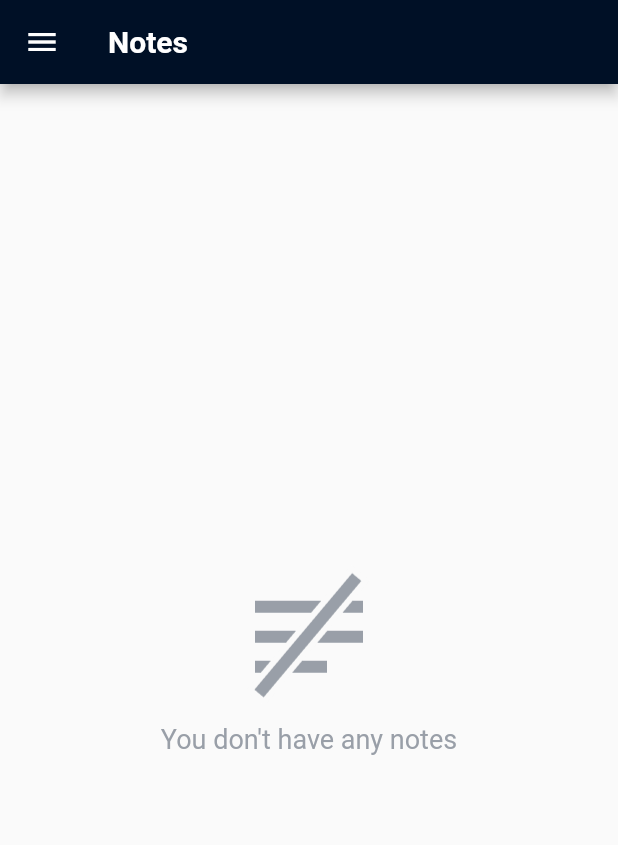
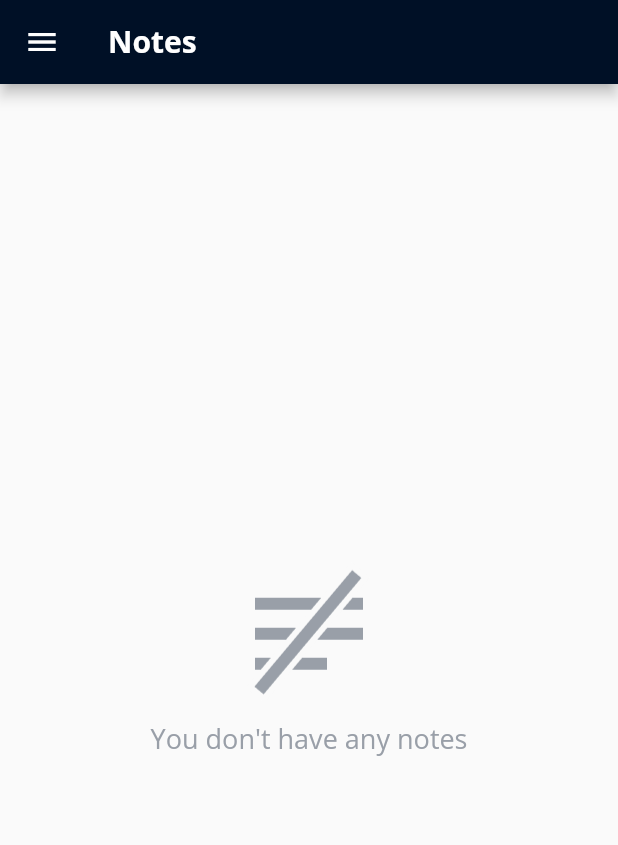
Before and after one commit to hrvojeBencik/notify, a Flutter app: the screen it shows after launch, after a tap on "Notes", on a phone screen of 412 x 824 dp. Shown: the top 845 px of the screen. Run offline on Flutter 3.47's test engine with Material 2 defaults, Android fonts, the phone set to English and light mode, and no system bars; our stand-ins replace flutter_keyboard_visibility, shared_preferences.

Commit message:
Changed font, redesigned HomeScreen

```diff
--- a/lib/main.dart
+++ b/lib/main.dart
@@ -28,6 +28,7 @@ class ShoppingApp extends StatelessWidget {
         theme: ThemeData(
           primaryColor: Color(0xFF001026),
           accentColor: Color(0xFF00D39B),
+          fontFamily: 'OpenSans',
         ),
         initialRoute: '/',
         routes: {
--- a/lib/screens/home_screen.dart
+++ b/lib/screens/home_screen.dart
@@ -1,3 +1,4 @@
+import 'package:flutter/cupertino.dart';
 import 'package:flutter/material.dart';
 import 'package:shopping_list/screens/calendar_screen.dart';
 import 'package:shopping_list/screens/notes_screen.dart';
@@ -16,87 +17,119 @@ class _HomeScreenState extends State<HomeScreen> {
   Widget build(BuildContext context) {
     size = MediaQuery.of(context).size;
     return Scaffold(
-      body: Column(
+      body: Container(
+        width: double.infinity,
+        child: Column(
           crossAxisAlignment: CrossAxisAlignment.center,
           mainAxisAlignment: MainAxisAlignment.center,
           children: [
+            SizedBox(
+              height: 60,
+            ),
+            Image.asset(
+              'assets/images/logo.png',
+              width: 128,
+              height: 128,
+            ),
+            SizedBox(
+              height: 16,
+            ),
             Text(
-            "All In One",
+              "Notify",
               style: TextStyle(
-              fontSize: 60,
                 fontWeight: FontWeight.bold,
-              color: Theme.of(context).primaryColor,
+                letterSpacing: 2,
+                fontSize: 82,
+                color: Theme.of(context).accentColor,
               ),
             ),
             SizedBox(
-            height: 100,
+              height: 60,
             ),
-          Row(
-            mainAxisAlignment: MainAxisAlignment.center,
-            children: [
             _buildGridTile(Icons.notes, 'Notes', NotesScreen.routeName),
             SizedBox(
-                width: 10,
+              height: 12,
             ),
             _buildGridTile(
                 Icons.calendar_today, 'Calendar', CalendarScreen.routeName),
-            ],
+            SizedBox(
+              height: 12,
             ),
+            _buildGridTile(Icons.check, 'To-Do List', ToDoScreen.routeName),
             SizedBox(
-            height: 10,
+              height: 12,
             ),
-          Row(
-            mainAxisAlignment: MainAxisAlignment.center,
-            children: [
-              _buildGridTile(Icons.check, 'To-Do\nList', ToDoScreen.routeName),
-              SizedBox(
-                width: 10,
-              ),
-              _buildGridTile(Icons.local_grocery_store, 'Shopping\nList',
+            _buildGridTile(Icons.local_grocery_store, 'Shopping List',
                 ShoppingListScreen.routeName),
           ],
         ),
-        ],
       ),
     );
   }
 
   Widget _buildGridTile(IconData icon, String text, String routeName) {
     return Container(
-      width: 160,
-      height: 160,
+      margin: EdgeInsets.symmetric(
+        horizontal: 20,
+      ),
+      width: MediaQuery.of(context).size.width,
+      height: 60,
       child: RawMaterialButton(
+        padding: EdgeInsets.symmetric(
+          horizontal: 20,
+        ),
         shape: RoundedRectangleBorder(
           borderRadius: BorderRadius.circular(8),
         ),
         fillColor: Colors.white,
         splashColor: Theme.of(context).accentColor,
         elevation: 10,
-        child: Column(
-          crossAxisAlignment: CrossAxisAlignment.center,
-          mainAxisAlignment: MainAxisAlignment.center,
+        child: Row(
           children: [
             Icon(
               icon,
-              size: 50,
+              size: 32,
               color: Theme.of(context).primaryColor,
             ),
             SizedBox(
-              height: 10,
+              width: 10,
             ),
             Text(
               text,
               textAlign: TextAlign.center,
               style: TextStyle(
                 fontSize: 24,
-                fontWeight: FontWeight.bold,
+                fontWeight: FontWeight.w600,
                 color: Theme.of(context).primaryColor,
               ),
             ),
+            Spacer(),
+            Icon(
+              Icons.arrow_forward,
+              size: 32,
+              color: Theme.of(context).accentColor,
+            )
           ],
         ),
         onPressed: () {
-          Navigator.of(context).pushNamed(routeName);
+          var screen;
+          switch (routeName) {
+            case NotesScreen.routeName:
+              screen = NotesScreen();
+              break;
+            case CalendarScreen.routeName:
+              screen = CalendarScreen();
+              break;
+            case ToDoScreen.routeName:
+              screen = ToDoScreen();
+              break;
+            case ShoppingListScreen.routeName:
+              screen = ShoppingListScreen();
+              break;
+          }
+          Navigator.of(context).push(CupertinoPageRoute(
+            builder: (context) => screen,
+          ));
         },
       ),
     );
--- a/lib/widgets/custom_list_tile.dart
+++ b/lib/widgets/custom_list_tile.dart
@@ -51,6 +51,7 @@ class CustomListTile extends StatelessWidget {
             (index + 1).toString() + '. ' + title,
             style: TextStyle(
               fontSize: 20,
+              fontWeight: FontWeight.w600,
             ),
           ),
         ),
--- a/lib/widgets/todo_list_tile.dart
+++ b/lib/widgets/todo_list_tile.dart
@@ -55,6 +55,7 @@ class _ToDoListTileState extends State<ToDoListTile> {
             decoration: checkBoxValue ? TextDecoration.lineThrough : null,
             color: checkBoxValue ? Colors.grey : Colors.black,
             fontSize: 20,
+            fontWeight: FontWeight.w600,
           ),
         ),
         trailing: Transform.scale(
```
Also changed, not shown: pubspec.yaml (+12 -6 lines), assets/fonts/OpenSans-Bold.ttf (added), assets/fonts/OpenSans-ExtraBold.ttf (added), assets/fonts/OpenSans-Light.ttf (added), assets/fonts/OpenSans-Regular.ttf (added), assets/fonts/OpenSans-SemiBold.ttf (added), assets/images/logo.png (added). Lines whose indentation alone changed are shown as unchanged.
